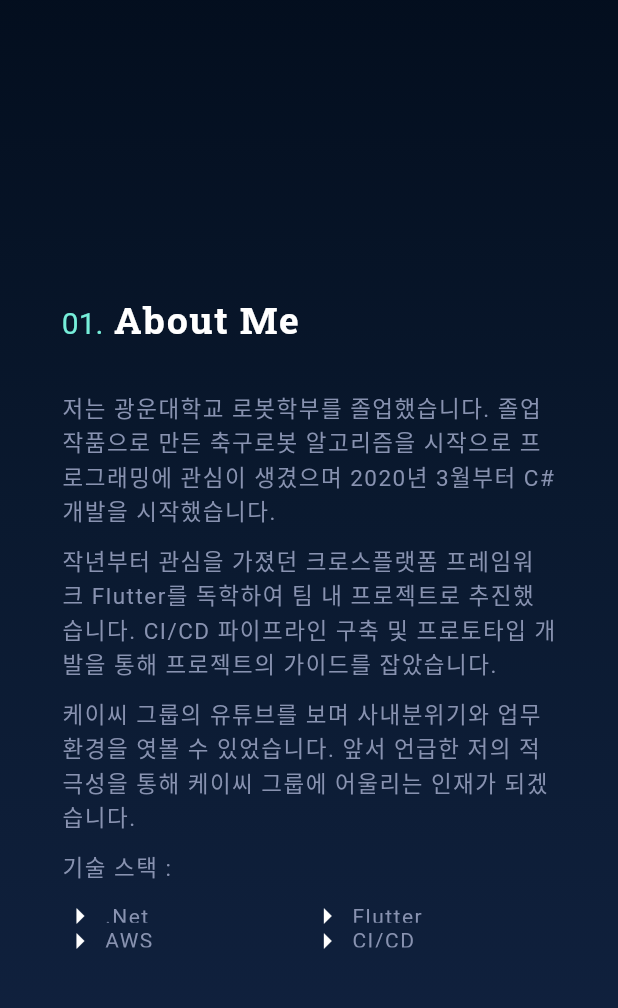
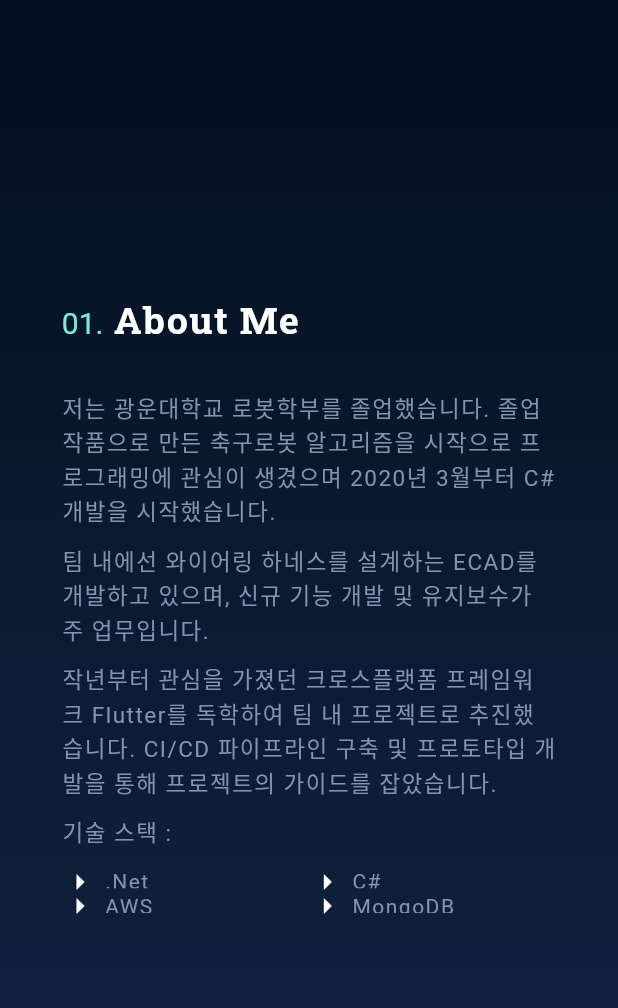
Before and after one commit to jinnins/jiminweb, a Flutter app: the screen it shows after launch, scrolled down 576 dp, on a phone screen of 412 x 824 dp, the part 107-1115 px from its top. Run offline on Flutter 3.47's test engine with Material 2 defaults, Android fonts, the phone set to English and light mode, and no system bars; drawn by our look-alikes of scroll_to_index; our stand-ins replace flutter_riverpod, flutter_svg, google_fonts, url_launcher_web; Roboto replaces fonts that are missing (sfmono).

Commit message:
Update strings.dart

```diff
--- a/lib/resource/strings.dart
+++ b/lib/resource/strings.dart
@@ -3,25 +3,25 @@ class Strings {
   static final welcomeTxt = '''안녕하세요.''';
   static final name = '''제 이름은 송지민입니다.'''; // add . at the end
   static final whatIdo =
-  '''Windows 프로그램, 웹/앱을 개발하고 있습니다.'''; // add . at the end
+  '''Winform을 통한 Windows 프로그램을 개발하고 있습니다.'''; // add . at the end
   static final introAbout =
-  '''현재 제조업체에서 3년째 CAD 프로그램을 개발하고 있으며, 크로스플랫폼 개발에 관심이 많습니다.''';
+  '''현재 제조업체에서 4년째 CAD 프로그램을 개발하고 있으며, 크로스플랫폼 개발에 관심이 많습니다.''';
   static final currentOrgName = ''''''; // add . at the end
 
   /* About screen contents */
   static final aboutPara1 =
   '''저는 광운대학교 로봇학부를 졸업했습니다. 졸업작품으로 만든 축구로봇 알고리즘을 시작으로 프로그래밍에 관심이 생겼으며 2020년 3월부터 C# 개발을 시작했습니다. ''';
   static final aboutPara2 =
+  '''팀 내에선 와이어링 하네스를 설계하는 ECAD를 개발하고 있으며, 신규 기능 개발 및 유지보수가 주 업무입니다.''';
+  static final aboutPara3 =
   '''작년부터 관심을 가졌던 크로스플랫폼 프레임워크 Flutter를 독학하여 팀 내 프로젝트로 추진했습니다. CI/CD 파이프라인 구축 및 프로토타입 개발을 통해 프로젝트의 가이드를 잡았습니다.''';
-  static final aboutPara3 =
-  '''케이씨 그룹의 유튜브를 보며 사내분위기와 업무환경을 엿볼 수 있었습니다. 앞서 언급한 저의 적극성을 통해 케이씨 그룹에 어울리는 인재가 되겠습니다.''';
 
   static final techIntro =
   '''기술 스택 :''';
   static final tech1 = ''' .Net'''; // space for manual padding
-  static final tech2 = ''' Flutter'''; // space for manual padding
+  static final tech2 = ''' C#'''; // space for manual padding
   static final tech3 = ''' AWS'''; // space for manual padding
-  static final tech4 = ''' CI/CD'''; // space for manual padding
+  static final tech4 = ''' MongoDB'''; // space for manual padding
 
   /* Exp screen contents */
   static final expCompName1 = '''(주)유라''';
```
